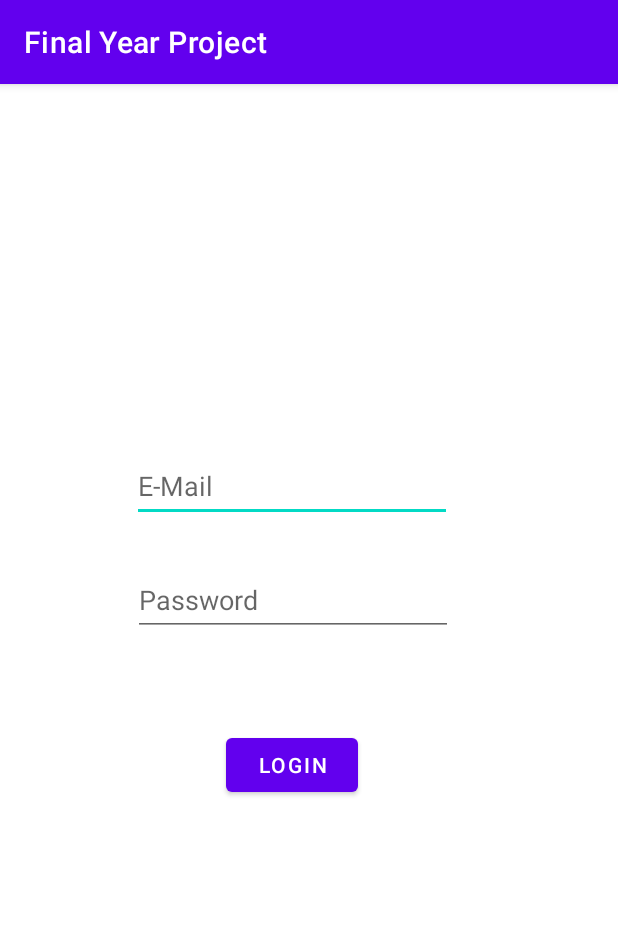
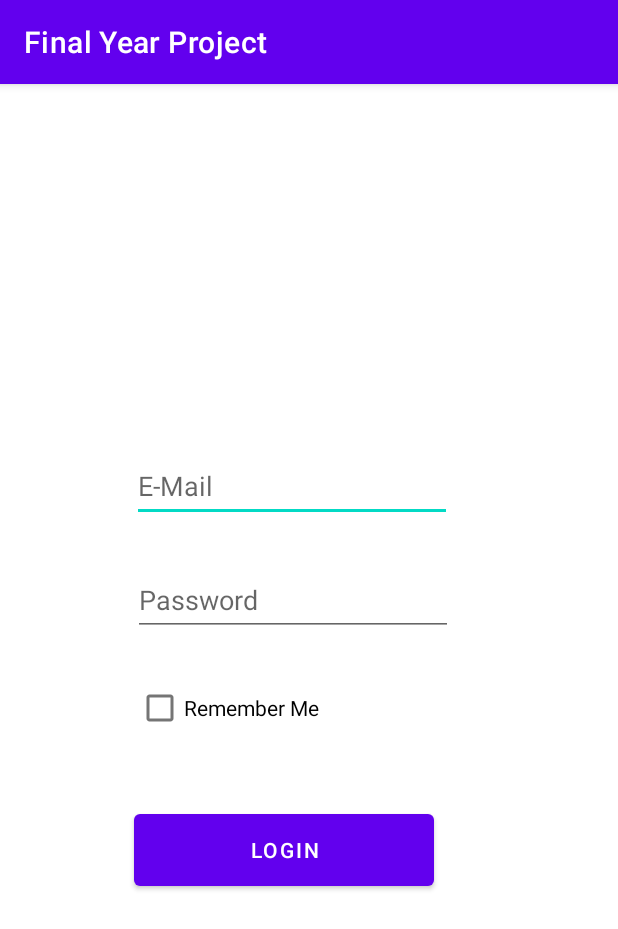
Before and after one commit to patrick31701/Final-Year-Project, an Android app: the screen it shows after launch (MainActivity), on a phone screen of 412 x 824 dp. Shown: the top 929 px of the screen. Run offline under Robolectric (Android 15) with nearby library versions, the light colour scheme and no system bars; our stand-ins replace Firebase (no records; nobody signed in at launch, a user with empty details on screens opened directly).

Commit message:
Remember me functionality

```diff
--- a/FinalYearProject/app/src/main/res/layout/activity_main.xml
+++ b/FinalYearProject/app/src/main/res/layout/activity_main.xml
@@ -22,15 +22,15 @@
 
     <Button
         android:id="@+id/btn_login"
-        android:layout_width="wrap_content"
-        android:layout_height="wrap_content"
+        android:layout_width="200dp"
+        android:layout_height="60dp"
         android:text="Login"
         app:layout_constraintBottom_toBottomOf="parent"
         app:layout_constraintEnd_toEndOf="parent"
-        app:layout_constraintHorizontal_bias="0.464"
+        app:layout_constraintHorizontal_bias="0.421"
         app:layout_constraintStart_toStartOf="parent"
-        app:layout_constraintTop_toBottomOf="@+id/editTextPassword"
-        app:layout_constraintVertical_bias="0.177" />
+        app:layout_constraintTop_toBottomOf="@+id/rememberMe"
+        app:layout_constraintVertical_bias="0.151" />
 
     <EditText
         android:id="@+id/editTextPassword"
@@ -41,9 +41,21 @@
         android:hint="Password"
         android:inputType="textPersonName"
         android:minHeight="48dp"
+        android:password="true"
         app:layout_constraintEnd_toEndOf="parent"
         app:layout_constraintHorizontal_bias="0.447"
         app:layout_constraintStart_toStartOf="parent"
         app:layout_constraintTop_toBottomOf="@+id/editTextEmail" />
 
+    <CheckBox
+        android:id="@+id/rememberMe"
+        android:layout_width="wrap_content"
+        android:layout_height="wrap_content"
+        android:layout_marginTop="24dp"
+        android:text="Remember Me"
+        app:layout_constraintEnd_toEndOf="parent"
+        app:layout_constraintHorizontal_bias="0.313"
+        app:layout_constraintStart_toStartOf="parent"
+        app:layout_constraintTop_toBottomOf="@+id/editTextPassword" />
+
 </androidx.constraintlayout.widget.ConstraintLayout>
--- a/FinalYearProject/app/src/main/res/values/colors.xml
+++ b/FinalYearProject/app/src/main/res/values/colors.xml
@@ -7,4 +7,6 @@
     <color name="teal_700">#FF018786</color>
     <color name="black">#FF000000</color>
     <color name="white">#FFFFFFFF</color>
+    <color name="red">#FF0000</color>
+    <color name="green">#FF00FF00</color>
 </resources>
```
Also changed, not shown: FinalYearProject/app/src/main/java/com/mad1/finalyearproject/LoggedIn.java (+70 -2 lines), FinalYearProject/app/src/main/java/com/mad1/finalyearproject/MainActivity.java (+51 -6 lines).
